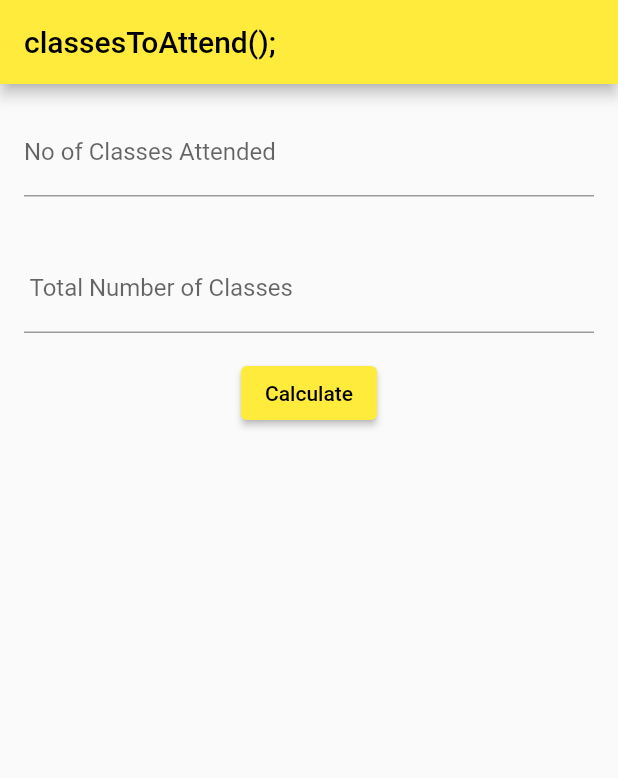
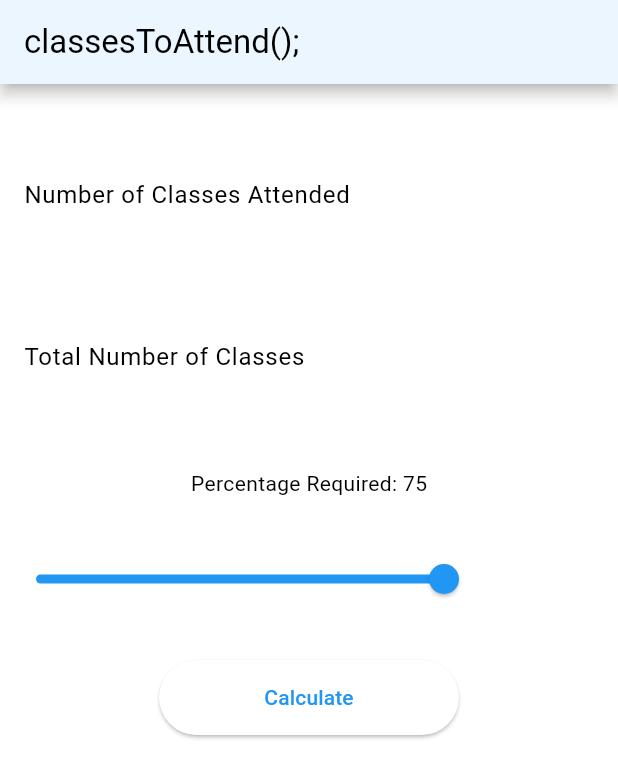
Before and after one commit to madhavbiju/classesToAttend, a Flutter app: the screen it shows after launch, after a tap on "Calculate", on a phone screen of 412 x 824 dp. Shown: the top 778 px of the screen. Run offline on Flutter 3.47's test engine with Material 2 defaults, Android fonts, the phone set to English and light mode, and no system bars; drawn by our look-alikes of dynamic_color.

Commit message:
Added a slider to set the Percentage Required

```diff
--- /dev/null
+++ b/lib/home.dart
@@ -0,0 +1,107 @@
+import 'package:flutter/material.dart';
+
+class HomePage extends StatefulWidget {
+  @override
+  _HomePageState createState() => _HomePageState();
+}
+
+class _HomePageState extends State<HomePage> {
+  late int ctag;
+  int _sliderValue = 75;
+  final TextEditingController _caController = TextEditingController();
+  final TextEditingController _tcController = TextEditingController();
+
+  @override
+  Widget build(BuildContext context) {
+    return Scaffold(
+      appBar: AppBar(
+        elevation: 4,
+        shadowColor: Theme.of(context).shadowColor,
+        title: Text('classesToAttend();'),
+      ),
+      body: Column(
+        children: <Widget>[
+          SizedBox(height: 30.0),
+          Padding(
+            padding: EdgeInsets.all(16.0),
+            child: TextFormField(
+              keyboardType: TextInputType.number,
+              controller: _caController,
+              decoration: const InputDecoration(
+                labelText: "Number of Classes Attended",
+              ),
+            ),
+          ),
+          SizedBox(height: 20.0),
+          Padding(
+            padding: EdgeInsets.all(16.0),
+            child: TextFormField(
+              keyboardType: TextInputType.number,
+              controller: _tcController,
+              decoration: const InputDecoration(
+                labelText: "Total Number of Classes",
+              ),
+            ),
+          ),
+          SizedBox(height: 30.0),
+          Text(
+            'Percentage Required: $_sliderValue',
+          ),
+          SizedBox(height: 30.0),
+          Slider(
+            value: _sliderValue.toDouble(),
+            min: 0.0,
+            max: 100.0,
+            divisions: 100,
+            label: _sliderValue.toString(),
+            onChanged: (double value) {
+              setState(() {
+                _sliderValue = value.toInt();
+              });
+            },
+          ),
+          SizedBox(height: 30.0),
+          Row(
+            mainAxisAlignment: MainAxisAlignment.spaceEvenly,
+            children: <Widget>[
+              ElevatedButton(
+                  style: ElevatedButton.styleFrom(
+                    minimumSize: Size(200, 50),
+                  ),
+                  child: const Text('Calculate'),
+                  onPressed: () => {
+                        calculate(),
+                        showDialog<String>(
+                          context: context,
+                          builder: (BuildContext context) => AlertDialog(
+                            title:
+                                Text("You need to attend \n$ctag more classes"),
+                            actions: <Widget>[
+                              TextButton(
+                                onPressed: () => Navigator.pop(context, 'OK'),
+                                child: const Text('OK'),
+                              ),
+                            ],
+                          ),
+                        ),
+                      })
+            ],
+          ),
+        ],
+      ),
+    );
+  }
+
+  calculate() {
+    int ca = int.parse(_caController.text);
+    int oca = ca;
+    int tc = int.parse(_tcController.text);
+    ctag = 0;
+    while ((ca / tc) * 100 < _sliderValue) {
+      ca++;
+      tc++;
+    }
+    int cta = ca - oca;
+    ctag = cta;
+  }
+}
--- a/lib/main.dart
+++ b/lib/main.dart
@@ -1,115 +1,35 @@
 import 'package:flutter/material.dart';
+import 'package:dynamic_color/dynamic_color.dart';
+import 'package:cta/home.dart';
 
 void main() {
   runApp(const MyApp());
 }
 
 class MyApp extends StatelessWidget {
-  const MyApp({super.key});
+  const MyApp({Key? key}) : super(key: key);
+  static final _defaultLightColorScheme =
+      ColorScheme.fromSwatch(primarySwatch: Colors.blue);
 
-  // This widget is the root of your application.
-  @override
-  Widget build(BuildContext context) {
-    return MaterialApp(
-      title: 'classesToAttend();',
-      theme: ThemeData(
-        primarySwatch: Colors.yellow,
-      ),
-      home: const MyHomePage(title: 'classesToAttend();'),
-    );
-  }
-}
-
-class MyHomePage extends StatefulWidget {
-  const MyHomePage({super.key, required this.title});
-  final String title;
-
-  @override
-  State<MyHomePage> createState() => _MyHomePageState();
-}
-
-class _MyHomePageState extends State<MyHomePage> {
-  late int ctag;
-  final TextEditingController _caController = TextEditingController();
-  final TextEditingController _tcController = TextEditingController();
-  @override
-  void initState() {
-    super.initState();
-  }
-
-  calculate() {
-    int ca = int.parse(_caController.text);
-    int oca = ca;
-    int tc = int.parse(_tcController.text);
-    ctag = 0;
-    while ((ca / tc) * 100 < 75) {
-      ca++;
-      tc++;
-    }
-    int cta = ca - oca;
-    ctag = cta;
-  }
+  static final _defaultDarkColorScheme = ColorScheme.fromSwatch(
+      primarySwatch: Colors.blue, brightness: Brightness.dark);
 
   @override
   Widget build(BuildContext context) {
-    return Scaffold(
-        appBar: AppBar(
-          title: Text(widget.title),
+    return DynamicColorBuilder(builder: (lightColorScheme, darkColorScheme) {
+      return MaterialApp(
+        title: 'Classes to Attend',
+        theme: ThemeData(
+          colorScheme: lightColorScheme ?? _defaultLightColorScheme,
+          useMaterial3: true,
         ),
-        body: Column(
-          children: <Widget>[
-            Padding(
-              padding: EdgeInsets.all(16.0),
-              child: TextFormField(
-                keyboardType: TextInputType.number,
-                controller: _caController,
-                decoration: const InputDecoration(
-                  labelText: "No of Classes Attended",
-                  focusedBorder: OutlineInputBorder(),
-                ),
-              ),
-            ),
-            Padding(
-              padding: EdgeInsets.all(16.0),
-              child: TextFormField(
-                keyboardType: TextInputType.number,
-                controller: _tcController,
-                decoration: const InputDecoration(
-                  labelText: " Total Number of Classes",
-                  focusedBorder: OutlineInputBorder(),
-                ),
-              ),
-            ),
-            Row(
-              mainAxisAlignment: MainAxisAlignment.spaceEvenly,
-              children: <Widget>[
-                ElevatedButton(
-                    child: const Text('Calculate'),
-                    onPressed: () => {
-                          calculate(),
-                          showDialog<String>(
-                            context: context,
-                            builder: (BuildContext context) => AlertDialog(
-                              title: const Text('You Need to Attend'),
-                              content: Text("$ctag more classes"),
-                              actions: <Widget>[
-                                TextButton(
-                                  onPressed: () =>
-                                      Navigator.pop(context, 'Cancel'),
-                                  child: const Text('Cancel'),
-                                ),
-                                TextButton(
-                                  onPressed: () => Navigator.pop(context, 'OK'),
-                                  child: const Text('OK'),
-                                ),
-                              ],
-                            ),
-                          ),
-                        })
-              ],
-            ),
-          ],
-        ) // This trailing comma makes auto-formatting nicer for build methods.
-        );
+        darkTheme: ThemeData(
+          colorScheme: darkColorScheme ?? _defaultDarkColorScheme,
+          useMaterial3: true,
+        ),
+        themeMode: ThemeMode.system,
+        home: HomePage(),
+      );
+    });
   }
 }
--- a/pubspec.yaml
+++ b/pubspec.yaml
@@ -36,6 +36,7 @@ dependencies:
   # The following adds the Cupertino Icons font to your application.
   # Use with the CupertinoIcons class for iOS style icons.
   cupertino_icons: ^1.0.2
+  dynamic_color: ^1.6.2
 
 dev_dependencies:
   flutter_launcher_icons: "^0.10.0"
```
Also changed, not shown: pubspec.lock, 5 other files.
